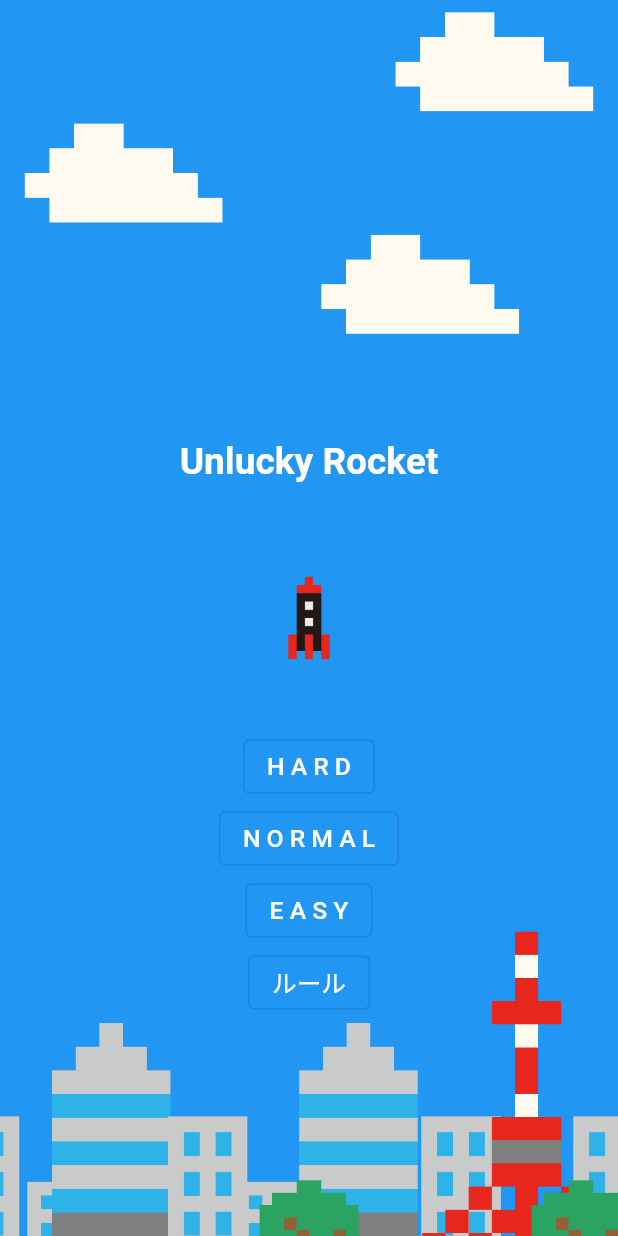
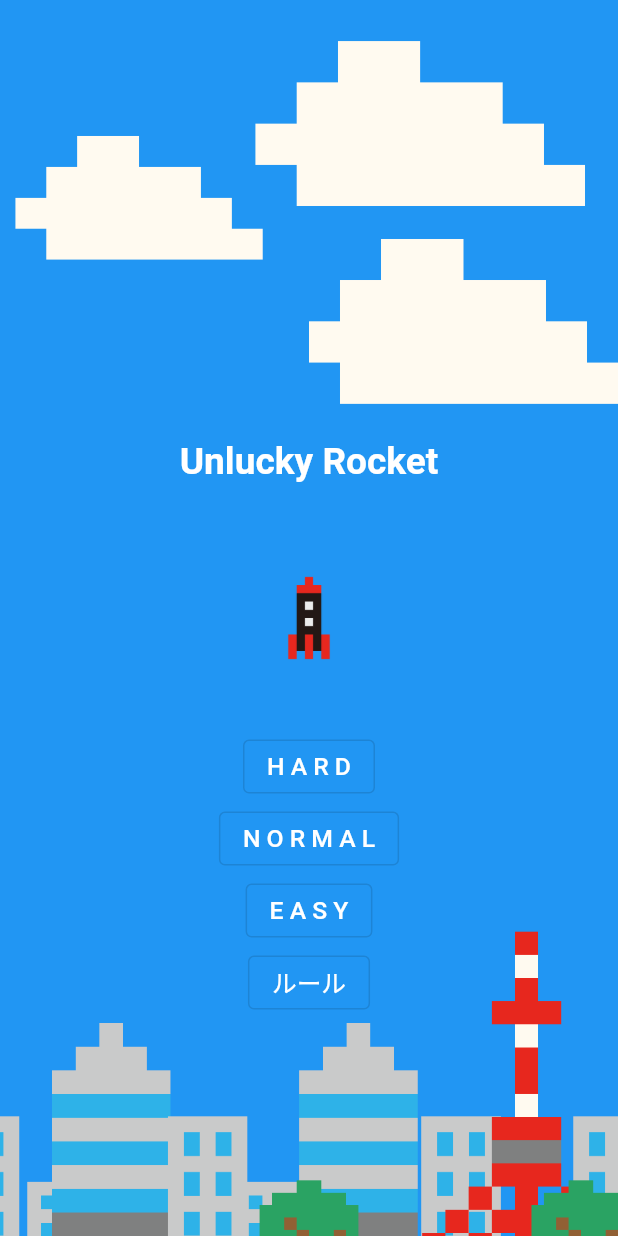
Before and after one commit to yuto90/new_rocket, a Flutter app: the screen it shows after launch, on a phone screen of 412 x 824 dp. Run offline on Flutter 3.47's test engine with Material 2 defaults, Android fonts, the phone set to English and light mode, and no system bars; our stand-ins replace google_mobile_ads; network calls fail.

Commit message:
雲の調整

```diff
--- a/lib/mainpage.dart
+++ b/lib/mainpage.dart
@@ -161,16 +161,25 @@ class MainPage extends StatelessWidget {
                   ),
                   // * 雲 -----------------------------------------------------------
                   Align(
-                    alignment: Alignment(0.6, model.cloud3),
-                    child: Cloud(),
+                    alignment: Alignment(0.9, model.cloud),
+                    child: Cloud(
+                      vertical: SizeConfig.blockSizeVertical! * 20,
+                      horizontal: SizeConfig.blockSizeHorizontal! * 60,
+                    ),
                   ),
                   Align(
                     alignment: Alignment(-1, model.cloud2),
-                    child: Cloud(),
+                    child: Cloud(
+                      vertical: SizeConfig.blockSizeVertical! * 15,
+                      horizontal: SizeConfig.blockSizeHorizontal! * 45,
+                    ),
                   ),
                   Align(
-                    alignment: Alignment(1, model.cloud),
-                    child: Cloud(),
+                    alignment: Alignment(1, model.cloud3),
+                    child: Cloud(
+                      vertical: SizeConfig.blockSizeVertical! * 20,
+                      horizontal: SizeConfig.blockSizeHorizontal! * 50,
+                    ),
                   ),
                   // * 星 -----------------------------------------------------------
                   model.difficulty != 7
--- a/lib/objects/cloud.dart
+++ b/lib/objects/cloud.dart
@@ -2,13 +2,20 @@ import 'package:flutter/material.dart';
 import '../size_config.dart';
 
 class Cloud extends StatelessWidget {
+  double vertical;
+  double horizontal;
+  Cloud({required this.vertical, required this.horizontal});
+
   @override
   Widget build(BuildContext context) {
-    return Image(
-      image: AssetImage('lib/images/cloud.png'),
-      fit: BoxFit.cover,
-      height: SizeConfig.blockSizeVertical! * 10,
-      width: SizeConfig.blockSizeVertical! * 20,
+    return Container(
+      //color: Colors.red,
+      child: Image(
+        image: AssetImage('lib/images/cloud.png'),
+        fit: BoxFit.cover,
+        height: vertical,
+        width: horizontal,
+      ),
     );
   }
 }
```
Also changed, not shown: lib/mainpage_model.dart (+10 -13 lines).
